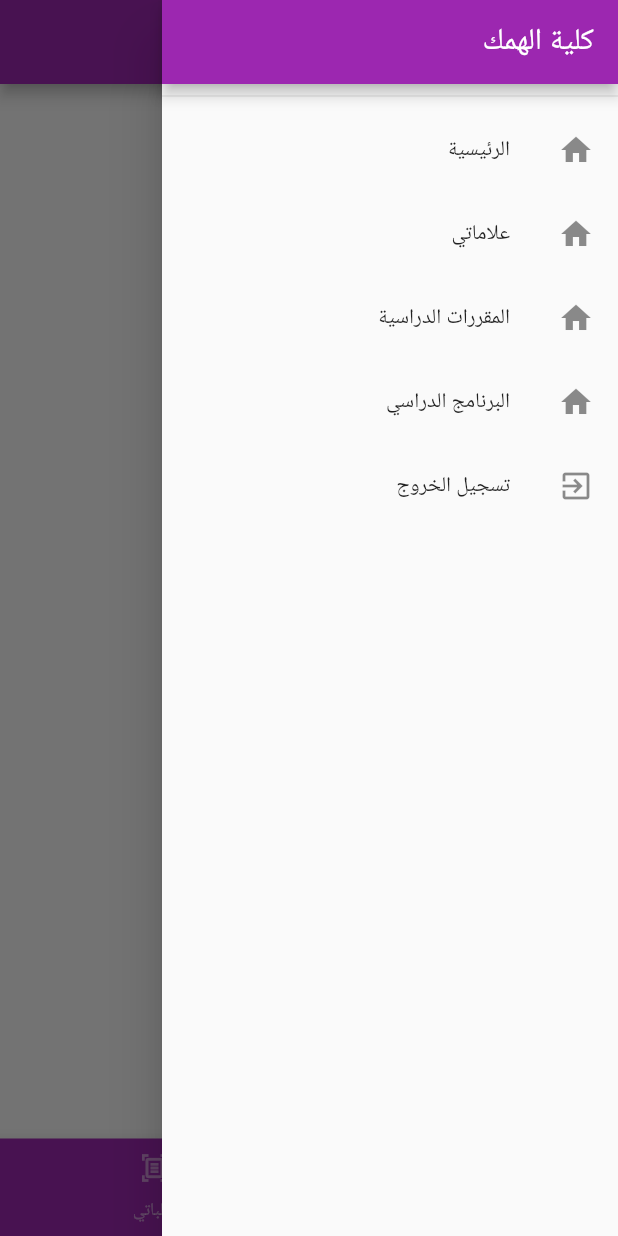
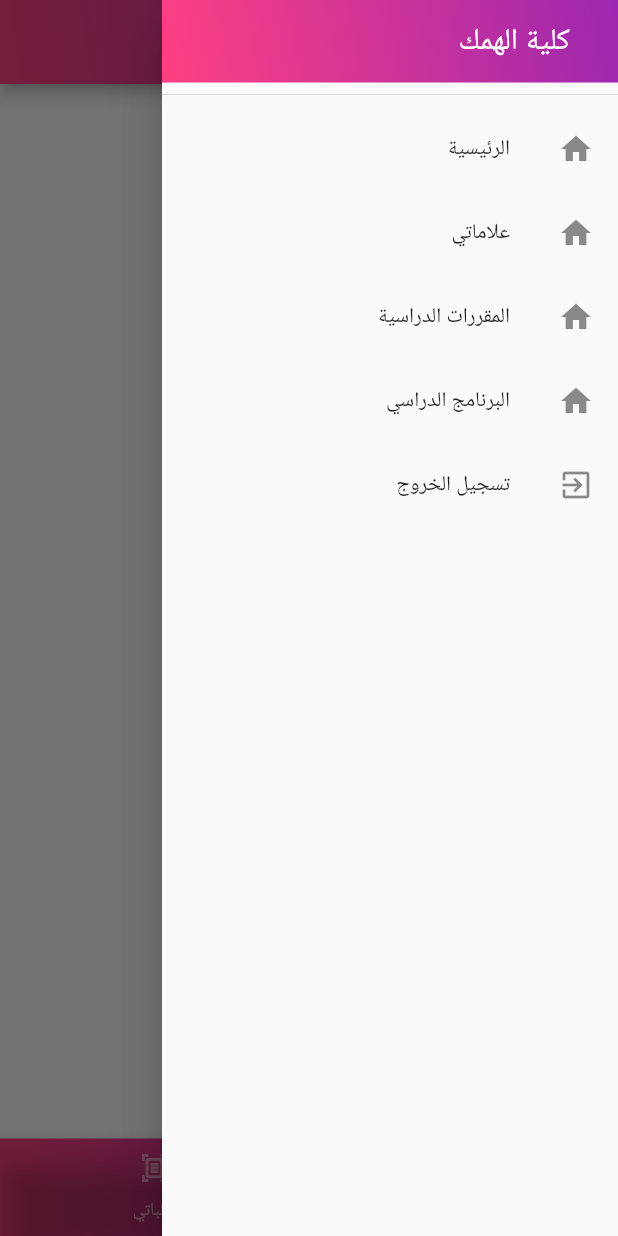
Before and after one commit to Hamza405/University-services-app, a Flutter app: the HomeView screen opened by its route, item 2 of the bottom bar chosen, with the side drawer open, on a phone screen of 412 x 824 dp. Run offline on Flutter 3.47's test engine with Material 2 defaults, Android fonts, the phone set to English and light mode, and no system bars; our stand-ins replace dio, get, rxdart, shared_preferences; missing offline and left inert: q_overlay; accounts and stored records are empty; network calls fail.

Commit message:
study program view/clean style

```diff
--- a/lib/controller/home_controller.dart
+++ b/lib/controller/home_controller.dart
@@ -22,6 +22,7 @@ class HomeController extends GetxController {
   final Rx<String> appTitle = 'الرئيسية'.obs;
   final Rx<bool> loading = false.obs;
   final Rx<Service> selectedService = Service().obs;
+  final Rx<StudyProgram> selectedDay = StudyProgram().obs;
 
   var tabIndex = 0.obs;
   void changeTabIndex(int index) {
@@ -66,6 +67,7 @@ class HomeController extends GetxController {
       final res = await repo.getStudyProgram(auth.token());
       if (res.status == 200 || res.status == 201 && res.error == null) {
         studyProgram(res.studyProgram);
+        selectedDay(studyProgram.first);
       } else {
         showErrorSnackBar(res.error.toString());
       }
--- a/lib/model/study_program.dart
+++ b/lib/model/study_program.dart
@@ -29,8 +29,15 @@ class StudyProgram {
   final String? year5;
   final DateTime? created_at;
 
-  StudyProgram(this.id, this.day, this.year1, this.year2, this.year3,
-      this.year4, this.year5, this.created_at);
+  StudyProgram(
+      {this.id,
+      this.day,
+      this.year1,
+      this.year2,
+      this.year3,
+      this.year4,
+      this.year5,
+      this.created_at});
 
   StudyProgram.fromJson(Map<String, dynamic> json)
       : id = json['id'],
--- a/lib/shared/widgets/appbar.dart
+++ b/lib/shared/widgets/appbar.dart
@@ -3,11 +3,21 @@ import 'package:get/get.dart';
 import 'package:university_services_app/controller/home_controller.dart';
 
 class TAppBar extends GetView<HomeController> implements PreferredSizeWidget {
-  const TAppBar({Key? key}) : super(key: key);
+  final String title;
+  const TAppBar({Key? key, this.title = 'الهمك'}) : super(key: key);
 
   @override
   Widget build(BuildContext context) {
-    return AppBar(title: Text(controller.appTitle.value));
+    return AppBar(
+      title: Text(title),
+      flexibleSpace: Container(
+          decoration: const BoxDecoration(
+              gradient: LinearGradient(
+        begin: Alignment.topRight,
+        end: Alignment.bottomLeft,
+        colors: [Colors.purple, Colors.pinkAccent],
+      ))),
+    );
   }
 
   @override
--- a/lib/shared/widgets/bottomnavbar.dart
+++ b/lib/shared/widgets/bottomnavbar.dart
@@ -10,14 +10,21 @@ class BottomNavbar extends GetView<HomeController> {
   Widget build(BuildContext context) {
     return Obx(() => MediaQuery(
         data: MediaQuery.of(context).copyWith(textScaleFactor: 1.0),
-        child: SizedBox(
+        child: Container(
           height: 65,
+          decoration: const BoxDecoration(
+              gradient: LinearGradient(
+            begin: Alignment.centerRight,
+            end: Alignment.centerLeft,
+            colors: [Colors.purple, Colors.pinkAccent],
+          )),
           child: BottomNavigationBar(
             showUnselectedLabels: true,
             showSelectedLabels: true,
             onTap: controller.changeTabIndex,
             currentIndex: controller.tabIndex.value,
-            backgroundColor: color,
+            backgroundColor: Colors.transparent,
+            type: BottomNavigationBarType.fixed,
             unselectedItemColor: Colors.white.withOpacity(0.5),
             selectedItemColor: Colors.white,
             // unselectedLabelStyle: unselectedLabelStyle,
--- a/lib/shared/widgets/drawer.dart
+++ b/lib/shared/widgets/drawer.dart
@@ -5,6 +5,7 @@ import 'package:university_services_app/shared/component.dart';
 import 'package:university_services_app/shared/constance.dart';
 
 import '../../controller/auth_controller.dart';
+import 'appbar.dart';
 
 class TDrawer extends StatelessWidget {
   const TDrawer({Key? key}) : super(key: key);
@@ -14,9 +15,27 @@ class TDrawer extends StatelessWidget {
     return Drawer(
       child: Column(
         children: [
-          AppBar(
-            automaticallyImplyLeading: false,
-            title: const Text('كلية الهمك'),
+          Container(
+            width: double.infinity,
+            height: 55,
+            decoration: const BoxDecoration(
+                gradient: LinearGradient(
+              begin: Alignment.topRight,
+              end: Alignment.bottomLeft,
+              colors: [Colors.purple, Colors.pinkAccent],
+            )),
+            child: const Center(
+                child: SizedBox(
+              width: double.infinity,
+              child: Padding(
+                padding: EdgeInsets.symmetric(horizontal: 32.0),
+                child: Text(
+                  'كلية الهمك',
+                  style: TextStyle(fontSize: 20, color: Colors.white),
+                  textAlign: TextAlign.right,
+                ),
+              ),
+            )),
           ),
           const Divider(),
           ListTile(
--- a/lib/view/home/home_view.dart
+++ b/lib/view/home/home_view.dart
@@ -37,7 +37,9 @@ class _HomeViewState extends State<HomeView> {
       child: Scaffold(
           drawer: const TDrawer(),
           bottomNavigationBar: const BottomNavbar(),
-          appBar: const TAppBar(),
+          appBar: const TAppBar(
+            title: 'الرئيسية',
+          ),
           body: Obx(() => views[controller.tabIndex.value])),
     );
   }
--- a/lib/view/subjects/subjects.dart
+++ b/lib/view/subjects/subjects.dart
@@ -4,6 +4,7 @@ import 'package:university_services_app/controller/home_controller.dart';
 import 'package:university_services_app/shared/widgets/progress_indicator.dart';
 
 import '../../model/subject.dart';
+import '../../shared/widgets/appbar.dart';
 import '../../shared/widgets/drawer.dart';
 
 class SubjectsView extends GetView<HomeController> {
@@ -13,8 +14,8 @@ class SubjectsView extends GetView<HomeController> {
   Widget build(BuildContext context) {
     return SafeArea(
       child: Scaffold(
-        appBar: AppBar(
-          title: const Text('المقررات الدراسية'),
+        appBar: const TAppBar(
+          title: 'المقررات الدراسية',
         ),
         drawer: TDrawer(),
         body: Obx(() => controller.loading.isTrue
```
Also changed, not shown: lib/view/auth/login_view.dart (+10 -2 lines), lib/view/auth/signup_view.dart (+8 -1 lines), lib/view/marks/marks_view.dart (+7 -0 lines), lib/view/study_program/study_program_view.dart (+7 -5 lines), lib/view/study_program/widgets/days_widget.dart (added, +51 -0 lines), lib/view/study_program/widgets/years_widget.dart (added, +51 -0 lines).
